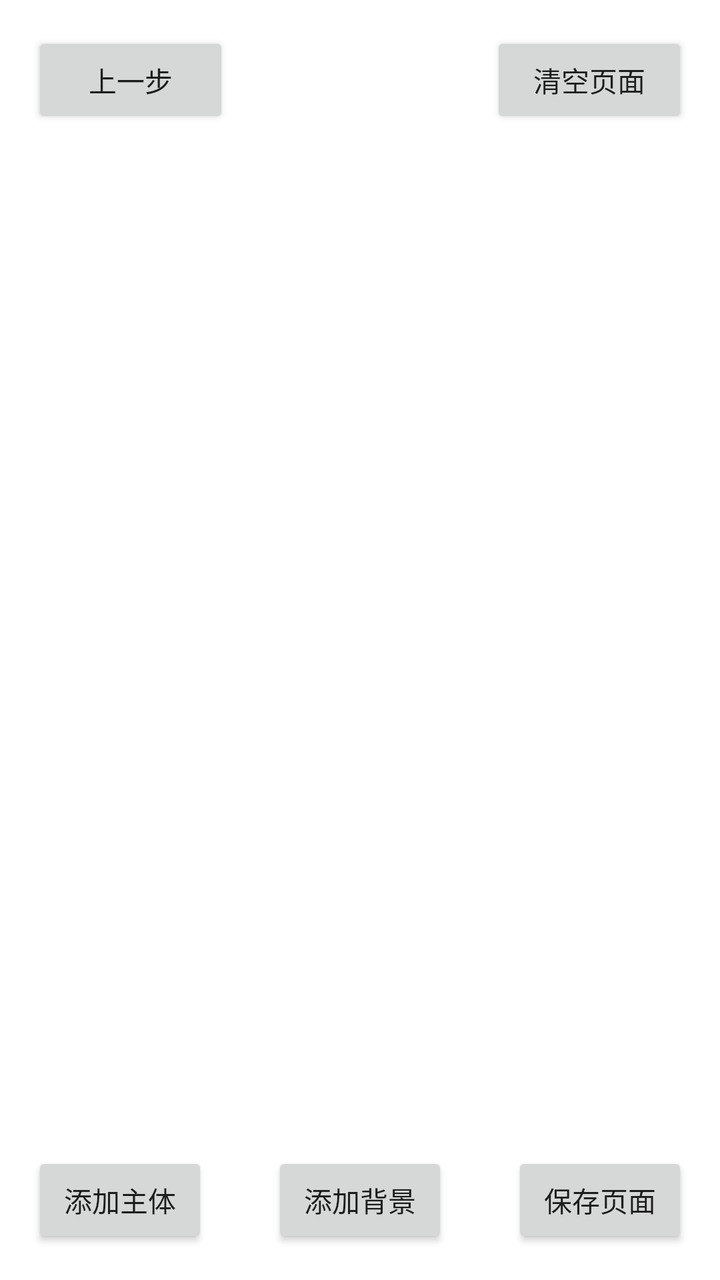
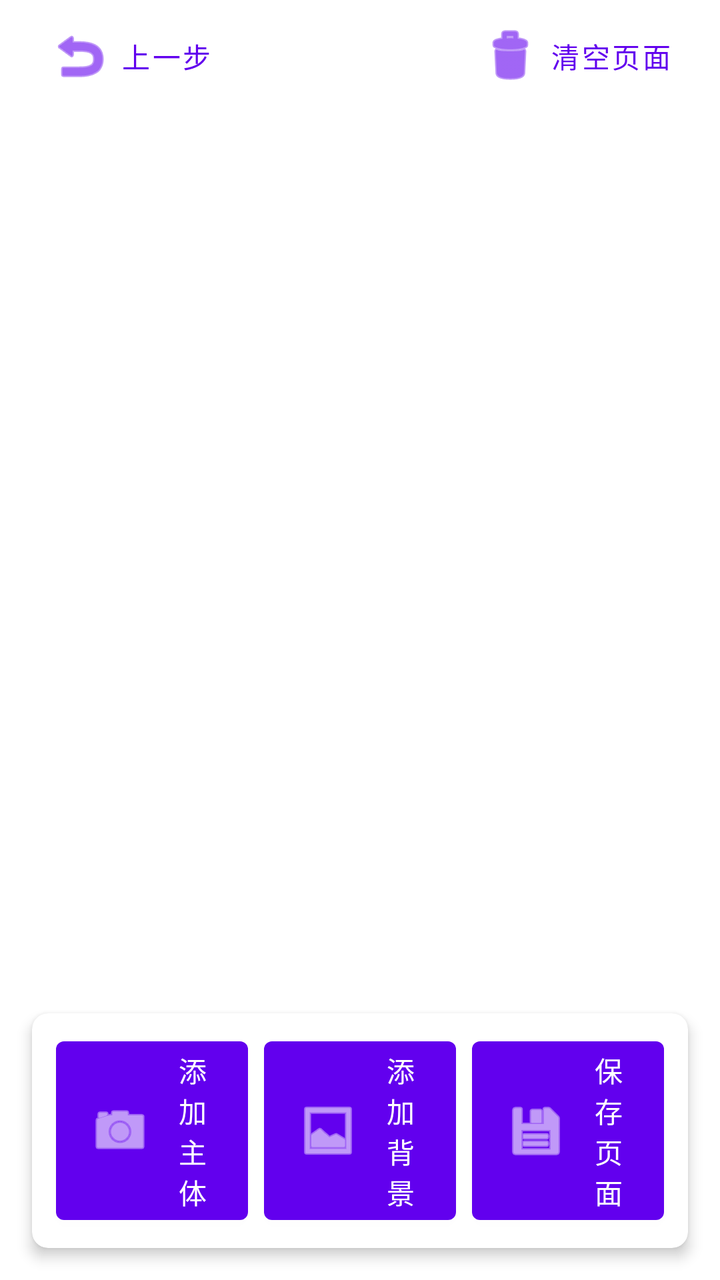

Compare the two renders of this Android layout. The source of the first and the diff that turns it into the second are given below.
<!-- AndroidManifest.xml: activity theme Theme.MyApp -->
<!-- res/layout/activity_maker.xml -->
<?xml version="1.0" encoding="utf-8"?>
<androidx.constraintlayout.widget.ConstraintLayout xmlns:android="http://schemas.android.com/apk/res/android"
    xmlns:app="http://schemas.android.com/apk/res-auto"
    xmlns:tools="http://schemas.android.com/tools"
    android:id="@+id/main"
    android:layout_width="match_parent"
    android:layout_height="match_parent"
    android:fitsSystemWindows="true">
































    <LinearLayout
        android:layout_width="match_parent"
        android:layout_height="wrap_content"
        app:layout_constraintTop_toTopOf="parent"
        android:orientation="horizontal">

        <Button
            android:id="@+id/previous_step"
            android:layout_width="0dp"
            android:layout_height="wrap_content"
            android:layout_margin="16dp"
            android:layout_weight="1"
            android:gravity="center"
            android:text="上一步" />

        <Space
            android:layout_width="0dp"
            android:layout_height="wrap_content"
            android:layout_weight="1"
            />
        <Button
            android:id="@+id/restart"
            android:layout_width="0dp"

            android:layout_height="wrap_content"
            android:layout_margin="16dp"
            android:layout_weight="1"
            android:gravity="center"
            android:text="清空页面" />
    </LinearLayout>
    <LinearLayout
        android:layout_width="match_parent"
        android:layout_height="wrap_content"
        app:layout_constraintBottom_toBottomOf="parent"
        android:layout_gravity="bottom|center_horizontal"
        android:orientation="horizontal">

        <Button
            android:id="@+id/btn_add_image"
            android:layout_width="0dp"
            android:layout_height="wrap_content"
            android:layout_margin="16dp"
            android:layout_weight="1"
            android:gravity="center"
            android:text="添加主体" />

        <Button
            android:id="@+id/btn_add_bg"
            android:layout_width="0dp"
            android:layout_height="wrap_content"
            android:layout_margin="16dp"
            android:layout_weight="1"
            android:gravity="center"
            android:text="添加背景" />

        <Button
            android:id="@+id/btn_save_result"
            android:layout_width="0dp"
            android:layout_height="wrap_content"
            android:layout_margin="16dp"
            android:layout_weight="1"
            android:gravity="center"
            android:text="保存页面" />
    </LinearLayout>
    <FrameLayout
        android:id="@+id/root_container"
        android:layout_width="match_parent"
        android:layout_height="match_parent"
        app:layout_constraintTop_toTopOf="parent"
        app:layout_constraintLeft_toLeftOf="parent"
        app:layout_constraintRight_toRightOf="parent"
        app:layout_constraintBottom_toBottomOf="parent"
        tools:context=".MainActivity">

        


    </FrameLayout>

    <LinearLayout
        android:id="@+id/loading_layout"
        android:layout_width="wrap_content"
        android:layout_height="wrap_content"
        android:gravity="center"
        android:orientation="vertical"
        android:visibility="gone"
        app:layout_constraintBottom_toBottomOf="parent"
        app:layout_constraintLeft_toLeftOf="parent"
        app:layout_constraintRight_toRightOf="parent"
        app:layout_constraintTop_toTopOf="parent">

        <ProgressBar
            android:layout_width="wrap_content"
            android:layout_height="wrap_content" />

        <TextView
            android:layout_width="wrap_content"
            android:layout_height="wrap_content"
            android:layout_marginTop="10dp"
            android:text="主体提取中..." />
    </LinearLayout>

</androidx.constraintlayout.widget.ConstraintLayout>
<!-- resources referenced by this layout -->
<resources>
  <style name="Theme.MyApp" parent="Theme.MaterialComponents.DayNight.NoActionBar" />
</resources>

<!-- the commit's change to res/layout/activity_maker.xml (unified diff, before → after) -->
@@ -6,138 +6,135 @@
     android:layout_width="match_parent"
     android:layout_height="match_parent"
     android:fitsSystemWindows="true">
-
-
-
-
-
-
-
-
-
-
-
-
-
-
-
-
-
-
-
-
-
-
-
-
-
-
-
-
-
-
-
-
-    <LinearLayout
-        android:layout_width="match_parent"
-        android:layout_height="wrap_content"
-        app:layout_constraintTop_toTopOf="parent"
-        android:orientation="horizontal">
-
-        <Button
-            android:id="@+id/previous_step"
-            android:layout_width="0dp"
-            android:layout_height="wrap_content"
-            android:layout_margin="16dp"
-            android:layout_weight="1"
-            android:gravity="center"
-            android:text="上一步" />
-
-        <Space
-            android:layout_width="0dp"
-            android:layout_height="wrap_content"
-            android:layout_weight="1"
-            />
-        <Button
-            android:id="@+id/restart"
-            android:layout_width="0dp"
-
-            android:layout_height="wrap_content"
-            android:layout_margin="16dp"
-            android:layout_weight="1"
-            android:gravity="center"
-            android:text="清空页面" />
-    </LinearLayout>
-    <LinearLayout
-        android:layout_width="match_parent"
-        android:layout_height="wrap_content"
-        app:layout_constraintBottom_toBottomOf="parent"
-        android:layout_gravity="bottom|center_horizontal"
-        android:orientation="horizontal">
-
-        <Button
-            android:id="@+id/btn_add_image"
-            android:layout_width="0dp"
-            android:layout_height="wrap_content"
-            android:layout_margin="16dp"
-            android:layout_weight="1"
-            android:gravity="center"
-            android:text="添加主体" />
-
-        <Button
-            android:id="@+id/btn_add_bg"
-            android:layout_width="0dp"
-            android:layout_height="wrap_content"
-            android:layout_margin="16dp"
-            android:layout_weight="1"
-            android:gravity="center"
-            android:text="添加背景" />
-
-        <Button
-            android:id="@+id/btn_save_result"
-            android:layout_width="0dp"
-            android:layout_height="wrap_content"
-            android:layout_margin="16dp"
-            android:layout_weight="1"
-            android:gravity="center"
-            android:text="保存页面" />
-    </LinearLayout>
+    
     <FrameLayout
         android:id="@+id/root_container"
         android:layout_width="match_parent"
         android:layout_height="match_parent"
+
         app:layout_constraintTop_toTopOf="parent"
         app:layout_constraintLeft_toLeftOf="parent"
         app:layout_constraintRight_toRightOf="parent"
         app:layout_constraintBottom_toBottomOf="parent"
         tools:context=".MainActivity">
+    </FrameLayout>
+    
+    <com.google.android.material.appbar.MaterialToolbar
+        android:id="@+id/top_toolbar"
+        android:layout_width="match_parent"
+        android:layout_height="?attr/actionBarSize"
+        app:layout_constraintTop_toTopOf="parent">
 
-        
+        <LinearLayout
+            android:layout_width="match_parent"
+            android:layout_height="match_parent"
+            android:orientation="horizontal"
+            android:gravity="center_vertical">
+
+            <com.google.android.material.button.MaterialButton
+                android:id="@+id/previous_step"
+                android:layout_width="wrap_content"
+                android:layout_height="wrap_content"
+                android:text="上一步"
+                style="@style/Widget.MaterialComponents.Button.TextButton"
+                app:icon="@android:drawable/ic_menu_revert"/>
+
+            <Space
+                android:layout_width="0dp"
+                android:layout_height="wrap_content"
+                android:layout_weight="1"/>
+
+            <com.google.android.material.button.MaterialButton
+                android:id="@+id/restart"
+                android:layout_width="wrap_content"
+                android:layout_height="wrap_content"
+                android:text="清空页面"
+                android:layout_marginRight="16dp"
+                style="@style/Widget.MaterialComponents.Button.TextButton"
+                app:icon="@android:drawable/ic_menu_delete"/>
+        </LinearLayout>
+
+    </com.google.android.material.appbar.MaterialToolbar>
 
 
-    </FrameLayout>
+    
+    <com.google.android.material.card.MaterialCardView
+        android:id="@+id/bottom_actions"
+        android:layout_width="match_parent"
+        android:layout_height="wrap_content"
+        app:layout_constraintBottom_toBottomOf="parent"
+        android:layout_margin="16dp"
+        app:cardElevation="4dp"
+        app:cardCornerRadius="8dp">
 
-    <LinearLayout
+        <LinearLayout
+            android:layout_width="match_parent"
+            android:layout_height="wrap_content"
+            android:orientation="horizontal"
+            android:padding="8dp">
+
+            <com.google.android.material.button.MaterialButton
+                android:id="@+id/btn_add_image"
+                android:layout_width="0dp"
+                android:layout_height="wrap_content"
+                android:layout_weight="1"
+                android:layout_marginHorizontal="4dp"
+                android:text="添加主体"
+                app:icon="@android:drawable/ic_menu_camera"/>
+
+            <com.google.android.material.button.MaterialButton
+                android:id="@+id/btn_add_bg"
+                android:layout_width="0dp"
+                android:layout_height="wrap_content"
+                android:layout_weight="1"
+                android:layout_marginHorizontal="4dp"
+                android:text="添加背景"
+                app:icon="@android:drawable/ic_menu_gallery"/>
+
+            <com.google.android.material.button.MaterialButton
+                android:id="@+id/btn_save_result"
+                android:layout_width="0dp"
+                android:layout_height="wrap_content"
+                android:layout_weight="1"
+                android:layout_marginHorizontal="4dp"
+                android:text="保存页面"
+                app:icon="@android:drawable/ic_menu_save"/>
+        </LinearLayout>
+
+    </com.google.android.material.card.MaterialCardView>
+
+    
+    <androidx.cardview.widget.CardView
         android:id="@+id/loading_layout"
         android:layout_width="wrap_content"
         android:layout_height="wrap_content"
-        android:gravity="center"
-        android:orientation="vertical"
         android:visibility="gone"
+        app:cardCornerRadius="8dp"
+        app:cardElevation="4dp"
         app:layout_constraintBottom_toBottomOf="parent"
         app:layout_constraintLeft_toLeftOf="parent"
         app:layout_constraintRight_toRightOf="parent"
         app:layout_constraintTop_toTopOf="parent">
 
-        <ProgressBar
-            android:layout_width="wrap_content"
-            android:layout_height="wrap_content" />
-
-        <TextView
+        <LinearLayout
             android:layout_width="wrap_content"
             android:layout_height="wrap_content"
-            android:layout_marginTop="10dp"
-            android:text="主体提取中..." />
-    </LinearLayout>
+            android:orientation="vertical"
+            android:padding="16dp"
+            android:gravity="center">
+
+            <ProgressBar
+                android:layout_width="wrap_content"
+                android:layout_height="wrap_content"/>
+
+            <TextView
+                android:layout_width="wrap_content"
+                android:layout_height="wrap_content"
+                android:layout_marginTop="8dp"
+                android:text="主体提取中..."
+                android:textColor="?android:attr/textColorPrimary"/>
+        </LinearLayout>
+
+    </androidx.cardview.widget.CardView>
 
 </androidx.constraintlayout.widget.ConstraintLayout>
